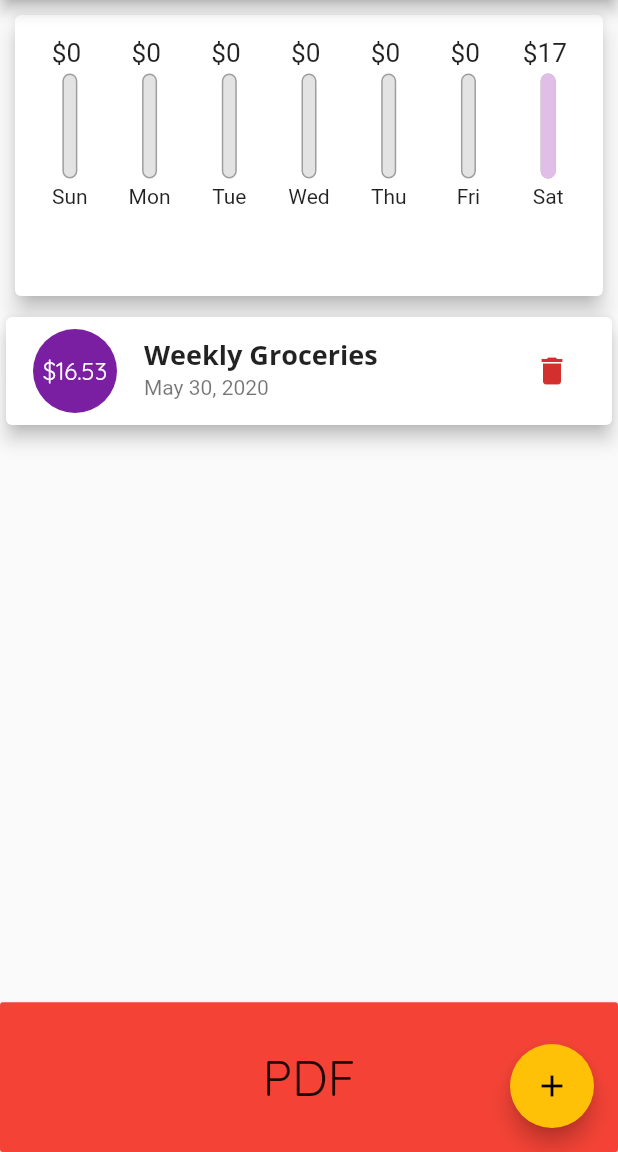
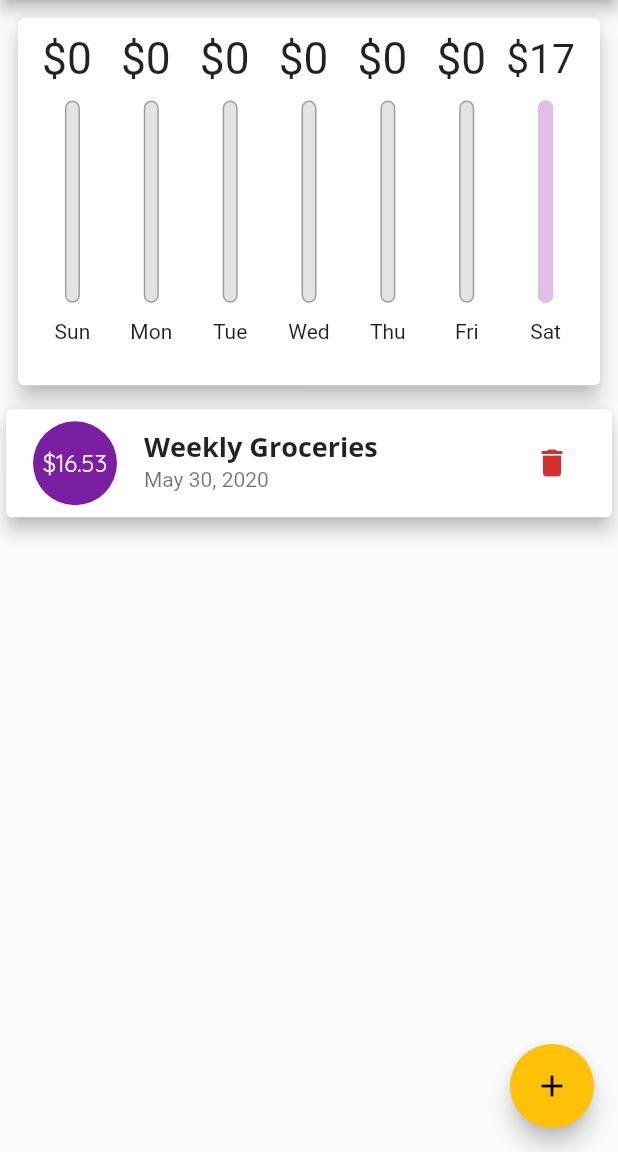
Before and after one commit to cyx977/expense_calculator, a Flutter app: the screen it shows after launch, after a tap on the "delete" icon, on a phone screen of 412 x 824 dp, the part 84-1236 px from its top. Run offline on Flutter 3.47's test engine with Material 2 defaults, Android fonts, the phone set to English and light mode, and no system bars; our stand-ins replace pdf; missing offline and left inert: flutter_full_pdf_viewer.

Commit message:
responsive added

```diff
--- a/lib/main.dart
+++ b/lib/main.dart
@@ -1,13 +1,22 @@
 import 'package:flutter/material.dart';
+import 'package:flutter/services.dart';
 
 import 'package:maxWorkshop/widgets/chart.dart';
-import 'package:maxWorkshop/widgets/pdf_widget.dart';
+// import 'package:maxWorkshop/widgets/pdf_widget.dart';
 import './models/transaction.dart';
 import './widgets/new_transaction.dart';
 import './widgets/transaction_list.dart';
 import 'const/const.dart';
 
-void main() => runApp(MyApp());
+void main() {
+  // lock orientation
+  // WidgetsFlutterBinding.ensureInitialized();
+  // SystemChrome.setPreferredOrientations([
+  //   DeviceOrientation.portraitUp,
+  //   DeviceOrientation.portraitDown,
+  // ]);
+  runApp(MyApp());
+}
 
 class MyApp extends StatelessWidget {
   @override
@@ -136,7 +145,7 @@ class _MyHomePageState extends State<MyHomePage> {
                       appBar.preferredSize.height -
                       MediaQuery.of(context).padding.top -
                       MediaQuery.of(context).padding.bottom) *
-                  0.27,
+                  0.35,
               child: Chart(
                 recentTransactions: _recentTransactions,
               ),
@@ -146,35 +155,10 @@ class _MyHomePageState extends State<MyHomePage> {
                       appBar.preferredSize.height -
                       MediaQuery.of(context).padding.top -
                       MediaQuery.of(context).padding.bottom) *
-                  0.6,
+                  0.65,
               child: TransactionList(
                 removeTransaction: _removeTransaction,
                 transactions: _userTransactions,
-              ),
-            ),
-            Container(
-              height: (MediaQuery.of(context).size.height -
-                      appBar.preferredSize.height -
-                      MediaQuery.of(context).padding.top -
-                      MediaQuery.of(context).padding.bottom) *
-                  0.13,
-              child: RaisedButton(
-                padding: EdgeInsets.all(10),
-                color: Colors.red,
-                onPressed: () {
-                  Navigator.push(
-                    context,
-                    MaterialPageRoute(builder: (context) {
-                      return PdfData();
-                    }),
-                  );
-                },
-                child: Text(
-                  "PDF",
-                  style: TextStyle(
-                    fontSize: 33,
-                  ),
-                ),
               ),
             ),
           ],
--- a/lib/widgets/chart.dart
+++ b/lib/widgets/chart.dart
@@ -1,5 +1,4 @@
 import 'package:flutter/material.dart';
-import 'package:flutter/rendering.dart';
 import 'package:maxWorkshop/models/transaction.dart';
 import 'package:intl/intl.dart';
 import 'package:maxWorkshop/widgets/chartbar.dart';
@@ -35,8 +34,9 @@ class Chart extends StatelessWidget {
 
   @override
   Widget build(BuildContext context) {
-    return Card(
-      margin: EdgeInsets.all(10.0),
+    return Padding(
+      padding: const EdgeInsets.all(8.0),
+      child: Card(
         elevation: 6,
         child: Padding(
           padding: const EdgeInsets.all(10.0),
@@ -56,6 +56,7 @@ class Chart extends StatelessWidget {
             }).toList(),
           ),
         ),
+      ),
     );
   }
 }
--- a/lib/widgets/chartbar.dart
+++ b/lib/widgets/chartbar.dart
@@ -8,21 +8,20 @@ class ChartBar extends StatelessWidget {
   ChartBar({this.label, this.spendingAmount, this.spendingPctOfTotal});
   @override
   Widget build(BuildContext context) {
-    return Container(
-      padding: EdgeInsets.all(5),
-      child: Column(
+    return LayoutBuilder(builder: (context, constraints) {
+      return Column(
         children: <Widget>[
           Container(
-            height: 20,
+            height: constraints.maxHeight * 0.15,
             child: FittedBox(
               child: Text("\$${spendingAmount.toStringAsFixed(0)} "),
             ),
           ),
           SizedBox(
-            height: 4,
+            height: constraints.maxHeight * 0.05,
           ),
           Container(
-            height: 70,
+            height: constraints.maxHeight * 0.60,
             width: 10,
             child: Stack(
               children: <Widget>[
@@ -49,11 +48,14 @@ class ChartBar extends StatelessWidget {
             ),
           ),
           SizedBox(
-            height: 4,
+            height: constraints.maxHeight * 0.05,
           ),
-          Text(label),
+          Container(
+            height: constraints.maxHeight * 0.15,
+            child: Text(label),
+          ),
         ],
-      ),
-    );
+      );
+    });
   }
 }
--- a/lib/widgets/transaction_list.dart
+++ b/lib/widgets/transaction_list.dart
@@ -32,6 +32,7 @@ class TransactionList extends StatelessWidget {
         : ListView.builder(
             itemBuilder: (ctx, index) {
               return Card(
+
                 elevation: 5,
                 child: ListTile(
                   leading: CircleAvatar(
```
Lines whose indentation alone changed are shown as unchanged.
